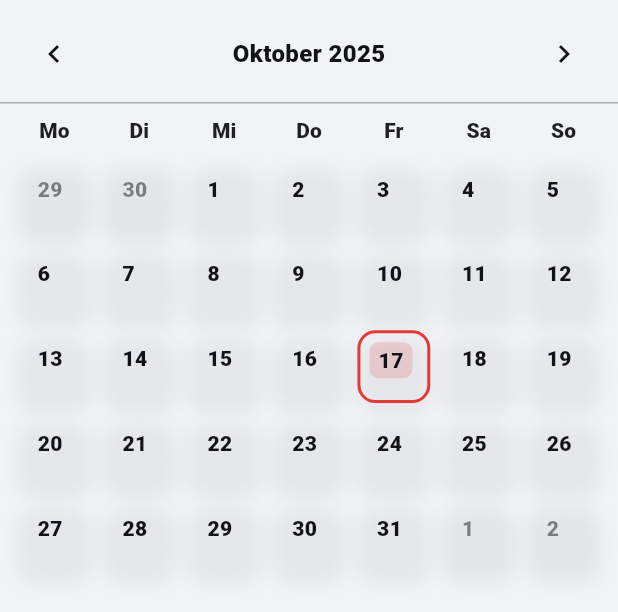
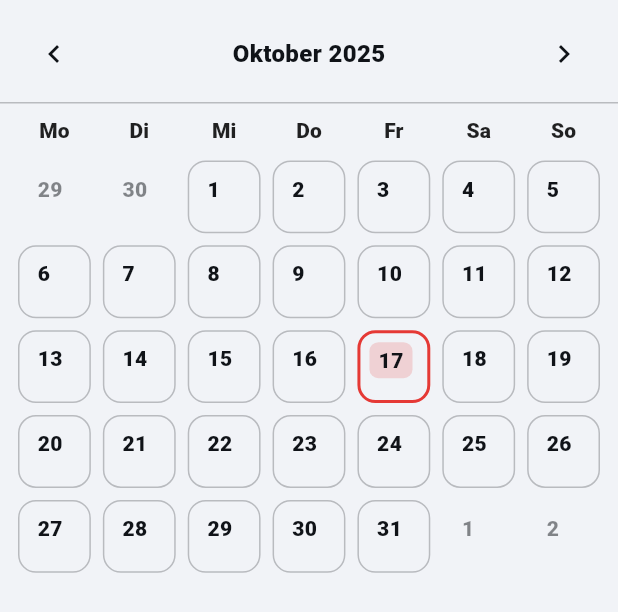
Before and after one commit to crydenstreet-cpu/offline_fitness_app, a Flutter app: the CalendarMonthScreen widget shown alone on an empty page, opened directly, on a phone screen of 412 x 824 dp. Shown: the top 612 px of the screen. Run offline on Flutter 3.47's test engine with Material 3 defaults, Android fonts, the phone set to English and light mode, and no system bars; our stand-ins replace file_picker, share_plus, shared_preferences, sqflite; accounts and stored records are empty.

Commit message:
Update calendar_month.dart

```diff
--- a/lib/screens/calendar_month.dart
+++ b/lib/screens/calendar_month.dart
@@ -10,7 +10,7 @@ class CalendarMonthScreen extends StatefulWidget {
 }
 
 class _CalendarMonthScreenState extends State<CalendarMonthScreen> {
-  late DateTime _month; // 1. des Monats
+  late DateTime _month;
   // yyyy-MM-dd -> {date, workout_id, workout_name, color}
   Map<String, Map<String, dynamic>> _byDate = {};
   bool _loading = true;
@@ -37,10 +37,7 @@ class _CalendarMonthScreenState extends State<CalendarMonthScreen> {
     for (final r in rows) {
       map[r['date'] as String] = r;
     }
-    setState(() {
-      _byDate = map;
-      _loading = false;
-    });
+    setState(() { _byDate = map; _loading = false; });
   }
 
   void _prev() { setState(() => _month = DateTime(_month.year, _month.month - 1, 1)); _load(); }
@@ -49,12 +46,13 @@ class _CalendarMonthScreenState extends State<CalendarMonthScreen> {
   @override
   Widget build(BuildContext context) {
     if (_loading) return const Center(child: CircularProgressIndicator());
+
     final scheme = Theme.of(context).colorScheme;
     final monthLabel = DateFormat('MMMM yyyy', 'de_DE').format(_month);
 
-    // WICHTIG: transparenter Hintergrund, damit AppScaffold/Theme durchscheint
-    return Container(
-      color: Colors.transparent,
+    // >>> WICHTIG: explizit den Seitenhintergrund an das Theme koppeln
+    return ColoredBox(
+      color: Theme.of(context).scaffoldBackgroundColor,
       child: Column(
         children: [
           Padding(
@@ -74,7 +72,7 @@ class _CalendarMonthScreenState extends State<CalendarMonthScreen> {
               ],
             ),
           ),
-          Divider(height: 1, color: scheme.outlineVariant.withOpacity(0.3)),
+          Divider(height: 1, color: scheme.outlineVariant.withOpacity(0.25)),
           _weekdayHeader(context),
           Expanded(child: _grid(context)),
         ],
@@ -91,8 +89,7 @@ class _CalendarMonthScreenState extends State<CalendarMonthScreen> {
     return Padding(
       padding: const EdgeInsets.fromLTRB(8, 8, 8, 4),
       child: Row(
-        children: List.generate(
-          7,
+        children: List.generate(7,
           (i) => Expanded(child: Center(child: Text(names[i], style: style))),
         ),
       ),
@@ -124,7 +121,7 @@ class _CalendarMonthScreenState extends State<CalendarMonthScreen> {
 
   Widget _cell(BuildContext context, DateTime day, bool inMonth) {
     final ymd = _ymd(day);
-    final scheduled = _byDate[ymd]; // {date, workout_id, workout_name, color}
+    final scheduled = _byDate[ymd];
     final isToday = _ymd(DateTime.now()) == ymd;
     final scheme = Theme.of(context).colorScheme;
 
@@ -144,23 +141,14 @@ class _CalendarMonthScreenState extends State<CalendarMonthScreen> {
         child: Container(
           decoration: BoxDecoration(
             borderRadius: BorderRadius.circular(12),
-            // sehr leichte Tönung statt „echte“ Kartenfarbe → bleibt im Dark Mode dunkel
-            color: inMonth
-                ? scheme.surface.withOpacity(0.06)
-                : scheme.surface.withOpacity(0.02),
+            // >>> KEIN Flächen-Farbauftrag – komplett transparent lassen
+            color: Colors.transparent,
             border: Border.all(
-              color: isToday ? scheme.primary : Colors.transparent,
+              color: isToday
+                  ? scheme.primary
+                  : (inMonth ? scheme.outlineVariant.withOpacity(0.25) : Colors.transparent),
               width: isToday ? 2 : 1,
             ),
-            boxShadow: [
-              BoxShadow(
-                color: Colors.black.withOpacity(
-                  Theme.of(context).brightness == Brightness.light ? 0.06 : 0.24,
-                ),
-                blurRadius: 10,
-                offset: const Offset(0, 6),
-              ),
-            ],
           ),
           padding: const EdgeInsets.all(6),
           child: Column(
@@ -244,10 +232,8 @@ class _CalendarMonthScreenState extends State<CalendarMonthScreen> {
               builder: (ctx, setBottom) => Column(
                 mainAxisSize: MainAxisSize.min,
                 children: [
-                  Text(
-                    'Workout für $ymd wählen',
-                    style: const TextStyle(fontSize: 16, fontWeight: FontWeight.w800),
-                  ),
+                  Text('Workout für $ymd wählen',
+                      style: const TextStyle(fontSize: 16, fontWeight: FontWeight.w800)),
                   const SizedBox(height: 8),
                   if (workouts.isEmpty)
                     const Padding(
@@ -312,10 +298,7 @@ class _CalendarMonthScreenState extends State<CalendarMonthScreen> {
     );
 
     if (chosenId == null) return false;
-    if (chosenId == -1) {
-      await DB.instance.deleteSchedule(ymd);
-      return true;
-    }
+    if (chosenId == -1) { await DB.instance.deleteSchedule(ymd); return true; }
     await DB.instance.upsertSchedule(ymd, chosenId);
     return true;
   }
@@ -333,16 +316,14 @@ class _PlanForDayScreen extends StatelessWidget {
     final ymd = _ymd(date);
     final scheme = Theme.of(context).colorScheme;
     return Scaffold(
-      backgroundColor: Colors.transparent, // passt sich an
+      backgroundColor: Theme.of(context).scaffoldBackgroundColor,
       appBar: AppBar(title: Text(DateFormat('EEEE, d. MMMM', 'de_DE').format(date))),
       body: FutureBuilder<List<Map<String, dynamic>>>(
         future: DB.instance.getScheduleBetween(date, date),
         builder: (context, snap) {
           if (!snap.hasData) return const Center(child: CircularProgressIndicator());
           final items = snap.data!;
-          if (items.isEmpty) {
-            return const Center(child: Text('Kein Training geplant.'));
-          }
+          if (items.isEmpty) return const Center(child: Text('Kein Training geplant.'));
           final row = items.first;
           return ListTile(
             leading: const Icon(Icons.fitness_center),
```
